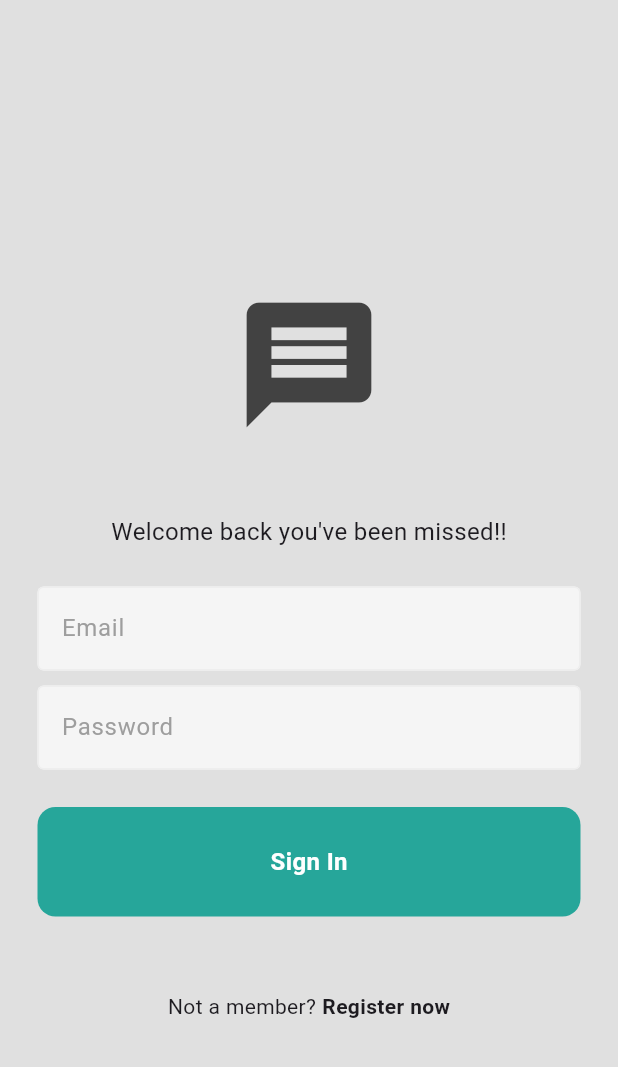
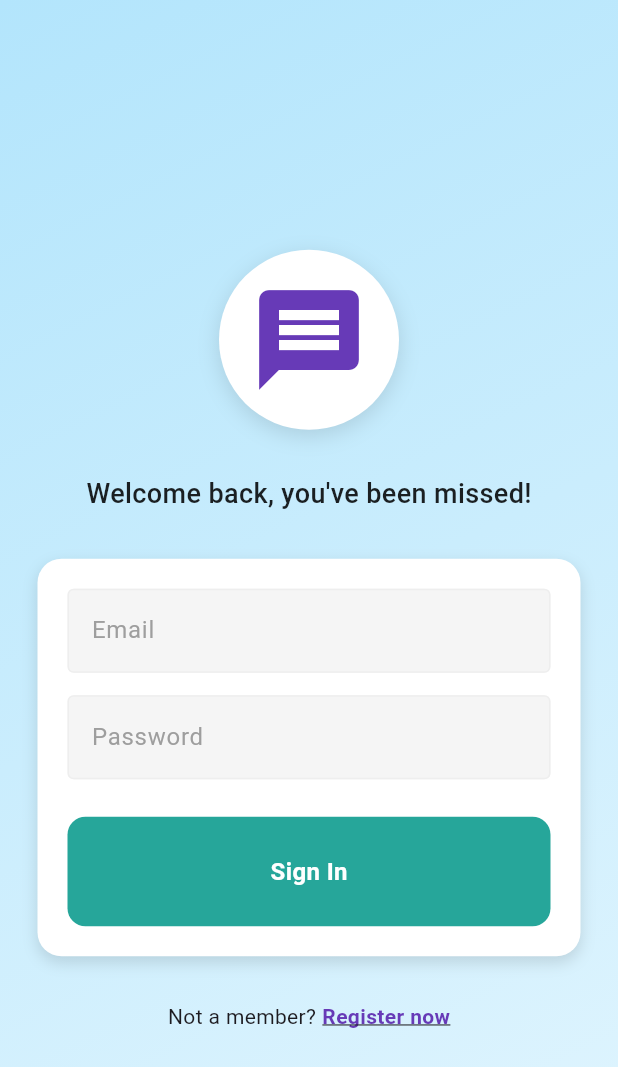
Before and after one commit to vqt0210/ChatApp, a Flutter app: the screen it shows after launch, on a phone screen of 412 x 824 dp. Shown: the top 1067 px of the screen. Run offline on Flutter 3.47's test engine with Material 3 defaults, Android fonts, the phone set to English and light mode, and no system bars; our stand-ins replace cloud_firestore, firebase_auth, firebase_core; accounts and stored records are empty.

Commit message:
update UI for home_page & login_page

```diff
--- a/lib/pages/login_page.dart
+++ b/lib/pages/login_page.dart
@@ -7,7 +7,6 @@ import 'package:provider/provider.dart';
 class LoginPage extends StatefulWidget {
   final void Function()? onTap;
 
-
   const LoginPage({super.key, required this.onTap});
 
   @override
@@ -15,111 +14,139 @@ class LoginPage extends StatefulWidget {
 }
 
 class _LoginPageState extends State<LoginPage> {
-
-  // text controllers
   final emailController = TextEditingController();
   final passwordController = TextEditingController();
 
-  // sign in user
   void signIn() async {
-    // get the auth service
     final authService = Provider.of<AuthService>(context, listen: false);
-
     try {
       await authService.signInWithEmailandPassword(
         emailController.text,
         passwordController.text,
       );
     } catch (e) {
-      ScaffoldMessenger.of(context).showSnackBar(SnackBar(content: Text(e.toString(),),),);
-
+      ScaffoldMessenger.of(context).showSnackBar(
+        SnackBar(content: Text(e.toString())),
+      );
     }
   }
-
 
   @override
   Widget build(BuildContext context) {
     return Scaffold(
-      backgroundColor: Colors.grey[300],
-      body: SafeArea(
+      // Gradient background
+      body: Container(
+        decoration: const BoxDecoration(
+          gradient: LinearGradient(
+            colors: [Color(0xFFB3E5FC), Color(0xFFE1F5FE)],
+            begin: Alignment.topLeft,
+            end: Alignment.bottomRight,
+          ),
+        ),
+        child: SafeArea(
           child: Center(
+            child: SingleChildScrollView(
               child: Padding(
-            padding: const EdgeInsets.symmetric(horizontal: 25.0),
+                padding: const EdgeInsets.all(25.0),
                 child: Column(
-              mainAxisAlignment: MainAxisAlignment.center,
                   children: [
-                const SizedBox(height: 50),
+                    const SizedBox(height: 30),
 
-                // logo
-                Icon(
+                    // logo icon with shadow
+                    Container(
+                      padding: const EdgeInsets.all(20),
+                      decoration: BoxDecoration(
+                        shape: BoxShape.circle,
+                        color: Colors.white,
+                        boxShadow: [
+                          BoxShadow(
+                            color: Colors.black12,
+                            blurRadius: 12,
+                            offset: Offset(0, 4),
+                          ),
+                        ],
+                      ),
+                      child: const Icon(
                         Icons.message,
-                  size: 100,
-                  color: Colors.grey[800],
-                  ),
-
-                  const SizedBox(height: 50),
-
-
-                // welcome back message
-                const Text(
-                  "Welcome back you\'ve been missed!!",
-                  style: TextStyle(
-                    fontSize: 16,
+                        size: 80,
+                        color: Colors.deepPurple,
                       ),
                     ),
 
+                    const SizedBox(height: 30),
 
-                const SizedBox(height: 25),
+                    const Text(
+                      "Welcome back, you've been missed!",
+                      style: TextStyle(
+                        fontSize: 18,
+                        fontWeight: FontWeight.w500,
+                        color: Colors.black87,
+                      ),
+                    ),
 
-                // email textfield
+                    const SizedBox(height: 30),
+
+                    // Card-style form container
+                    Container(
+                      padding: const EdgeInsets.all(20),
+                      decoration: BoxDecoration(
+                        color: Colors.white,
+                        borderRadius: BorderRadius.circular(16),
+                        boxShadow: [
+                          BoxShadow(
+                            color: Colors.black12,
+                            blurRadius: 8,
+                            offset: Offset(0, 4),
+                          ),
+                        ],
+                      ),
+                      child: Column(
+                        children: [
                           MyTextField(
                             controller: emailController,
                             hintText: 'Email',
                             obscureText: false,
                           ),
-
-
-                const SizedBox(height: 10),
-
-                //password textfield
+                          const SizedBox(height: 15),
                           MyTextField(
                             controller: passwordController,
                             hintText: 'Password',
                             obscureText: true,
                           ),
+                          const SizedBox(height: 25),
+                          MyButton(onTap: signIn, text: "Sign In"),
+                        ],
+                      ),
+                    ),
 
-                const SizedBox(height: 25),
+                    const SizedBox(height: 30),
 
-                //sign in button
-                MyButton(onTap: signIn, text: "Sign In"),
-
-                const SizedBox(height: 50),
-
-
-                // not a member? register now
+                    // Register link
                     Row(
                       mainAxisAlignment: MainAxisAlignment.center,
                       children: [
-                    const Text('Not a member?'),
+                        const Text("Not a member?"),
                         const SizedBox(width: 4),
                         GestureDetector(
                           onTap: widget.onTap,
                           child: const Text(
-                        'Register now',
+                            "Register now",
                             style: TextStyle(
                               fontWeight: FontWeight.bold,
-
+                              decoration: TextDecoration.underline,
+                              color: Colors.deepPurple,
                             ),
                           ),
-                    )
+                        ),
                       ],
-                )
-
+                    ),
                   ],
                 ),
               ),
             ),
-      )
+          ),
+        ),
+      ),
     );
   }
 }
```
Also changed, not shown: lib/pages/home_page.dart (+44 -26 lines). Lines whose indentation alone changed are shown as unchanged.
